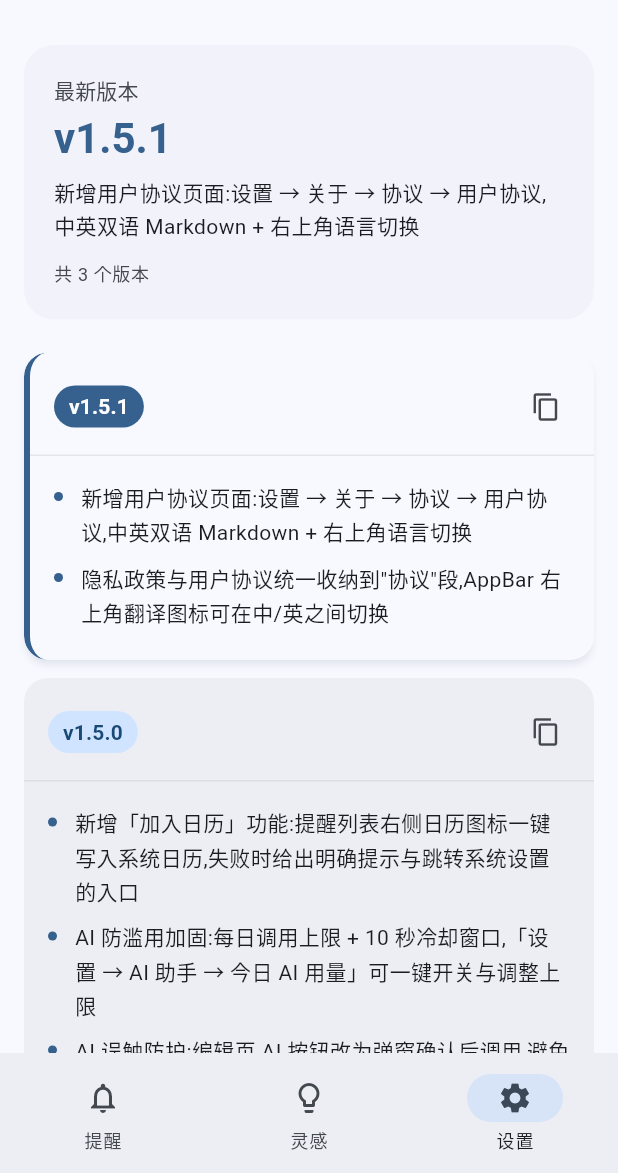
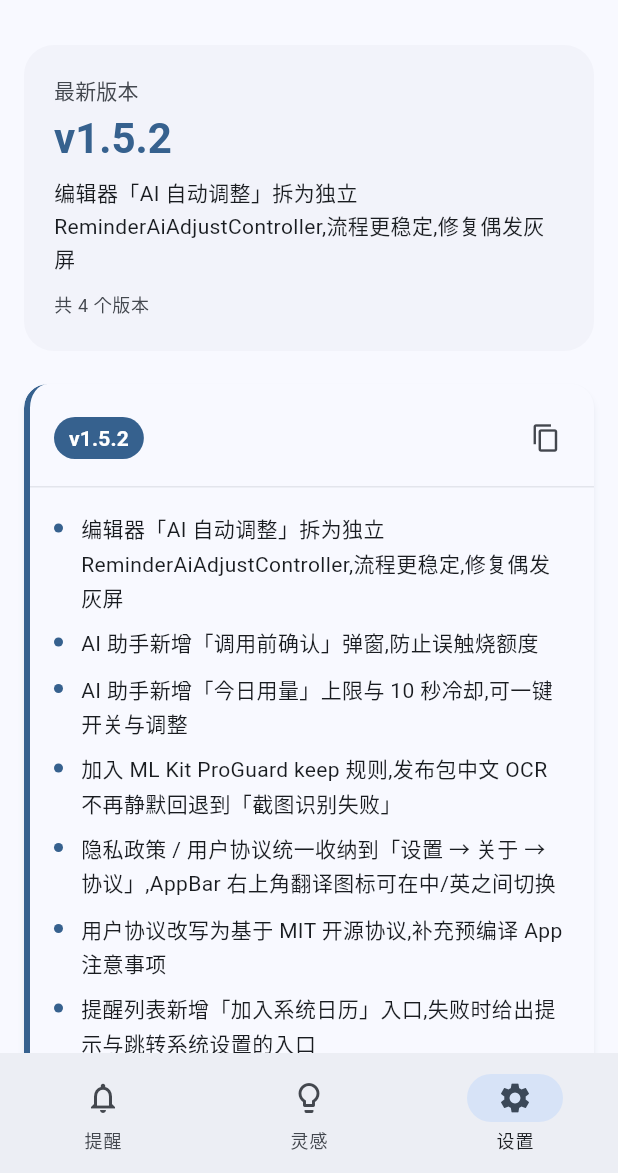
Before and after one commit to DsDG1/Nous_Mind, a Flutter app: the ChangelogPage screen opened by its route, on a phone screen of 412 x 824 dp, the part 63-1236 px from its top. Run offline on Flutter 3.47's test engine with Material 3 defaults, Android fonts, the phone set to English and light mode, and no system bars; our stand-ins replace clock, file_picker, flutter_local_notifications, flutter_markdown_plus, flutter_timezone, go_router and 7 more; missing offline and left inert: device_calendar, google_mlkit_text_recognition; accounts and stored records are empty.

Commit message:
chore: bump version to 1.5.2 and add changelog entries
- pubspec.yaml: 1.5.1+13 → 1.5.2+14
- changelog_page.dart: prepend 1.5.2 _ChangelogVersion with 8 bullets
  covering the AI flow extraction, the new guard + confirm dialog, the
  ML Kit ProGuard fix, the legal page consolidation, the system
  calendar entry-point, and the error-log AI diagnosis feature
- assets/privacy_policy.md: bump stale 1.4.0 reference to 1.5.2
  (the ZH and EN lines at the contact section header were left at
  1.4.0 through 1.5.0 and 1.5.1; align them now for consistency)

```diff
--- a/lib/pages/settings/changelog_page.dart
+++ b/lib/pages/settings/changelog_page.dart
@@ -325,6 +325,19 @@ class _ChangelogVersion {
 /// the main page focused on just the latest.
 const List<_ChangelogVersion> _changelog = <_ChangelogVersion>[
   _ChangelogVersion(
+    version: '1.5.2',
+    notes: <String>[
+      '编辑器「AI 自动调整」拆为独立 ReminderAiAdjustController,流程更稳定,修复偶发灰屏',
+      'AI 助手新增「调用前确认」弹窗,防止误触烧额度',
+      'AI 助手新增「今日用量」上限与 10 秒冷却,可一键开关与调整',
+      '加入 ML Kit ProGuard keep 规则,发布包中文 OCR 不再静默回退到「截图识别失败」',
+      '隐私政策 / 用户协议统一收纳到「设置 → 关于 → 协议」,AppBar 右上角翻译图标可在中/英之间切换',
+      '用户协议改写为基于 MIT 开源协议,补充预编译 App 注意事项',
+      '提醒列表新增「加入系统日历」入口,失败时给出提示与跳转系统设置的入口',
+      '错误日志支持一键 AI 诊断',
+    ],
+  ),
+  _ChangelogVersion(
     version: '1.5.1',
     notes: <String>[
       '新增用户协议页面:设置 → 关于 → 协议 → 用户协议,中英双语 Markdown + 右上角语言切换',
--- a/pubspec.yaml
+++ b/pubspec.yaml
@@ -16,7 +16,7 @@ publish_to: 'none' # Remove this line if you wish to publish to pub.dev
 # https://developer.apple.com/library/archive/documentation/General/Reference/InfoPlistKeyReference/Articles/CoreFoundationKeys.html
 # In Windows, build-name is used as the major, minor, and patch parts
 # of the product and file versions while build-number is used as the build suffix.
-version: 1.5.1+13
+version: 1.5.2+14
 
 environment:
   sdk: ^3.12.2
```
Also changed, not shown: 1 other file.
